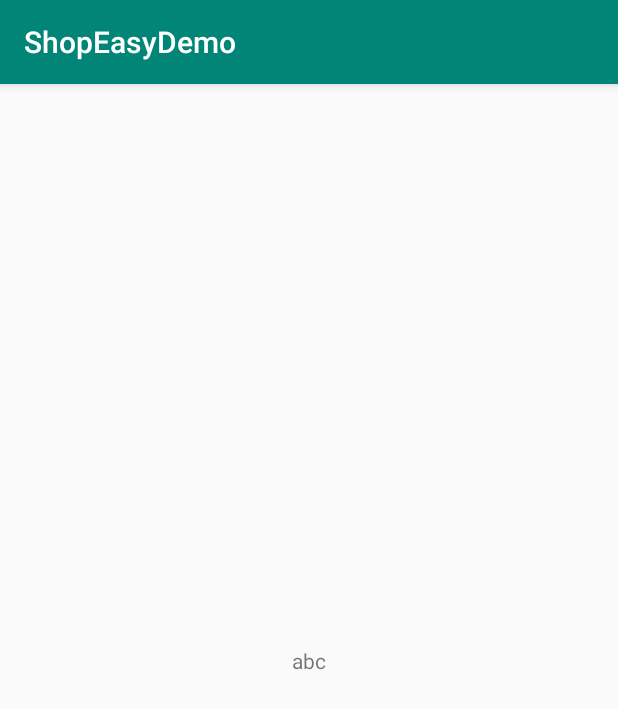
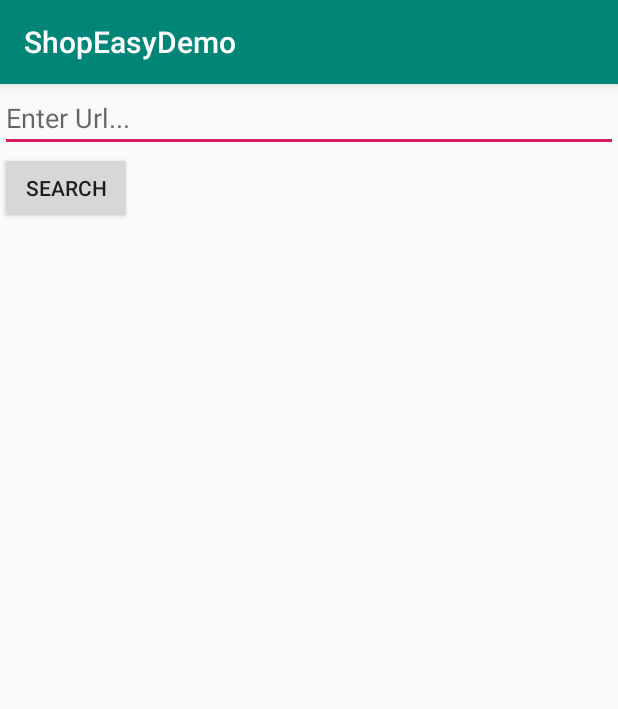
Before and after one commit to ja05178/ShopEasy, an Android app: the screen it shows after launch (MainActivity), on a phone screen of 412 x 824 dp. Shown: the top 709 px of the screen. Run offline under Robolectric (Android 15) with nearby library versions, the phone set to English and light mode, and no system bars.

```diff
--- a/app/src/main/java/com/example/shopeasydemo/MainActivity.java
+++ b/app/src/main/java/com/example/shopeasydemo/MainActivity.java
@@ -1,8 +1,15 @@
 package com.example.shopeasydemo;
 
+import android.graphics.Bitmap;
+import android.graphics.BitmapFactory;
 import android.os.AsyncTask;
 import android.support.v7.app.AppCompatActivity;
 import android.os.Bundle;
+import android.view.View;
+import android.widget.Button;
+import android.widget.EditText;
+import android.widget.ImageView;
+import android.widget.LinearLayout;
 import android.widget.TextView;
 
 import org.jsoup.Jsoup;
@@ -11,9 +18,15 @@ import org.jsoup.nodes.Element;
 import org.jsoup.select.Elements;
 
 import java.io.IOException;
+import java.io.InputStream;
 
 public class MainActivity extends AppCompatActivity {
-    private String text = "abc";
+    private String text;
+    private String [] ingredients;
+    private String url;
+    private Button searchButton;
+    private EditText et;
+    private Bitmap bitmap;
 
     @Override
     protected void onCreate(Bundle savedInstanceState) {
@@ -21,19 +34,39 @@ public class MainActivity extends AppCompatActivity {
         setContentView(R.layout.activity_main);
         //TextView textView = (TextView) findViewById(R.id.textView);
         //textView.setText("onCreate");
-        new getData().execute();
-
+        LinearLayout linearLayout = (LinearLayout) findViewById(R.id.linearLayout);
+        et = (EditText) findViewById(R.id.editText);
+        searchButton = (Button) findViewById(R.id.searchButton);
+        searchButton.setOnClickListener(new View.OnClickListener() {
+            @Override
+            public void onClick(View v) {
+                url = et.getText().toString();
+                text = "";
+                new getData().execute();
+            }
+        });
+        //new getData().execute();
     }
         private class getData extends AsyncTask<Void, Void, Void>{
 
             @Override
             protected Void doInBackground(Void... voids) {
-                String url = "https://www.allrecipes.com/recipe/257938/spicy-thai-basil-chicken-pad-krapow-gai/?internalSource=staff%20pick&referringId=201&referringContentType=Recipe%20Hub";
-
                 try {
                     Document doc = Jsoup.connect(url).get();
-                    Elements ingredient = doc.select("span[class=recipe-ingred_txt added]");
-                    text = ingredient.text();
+                    Elements ingredientElement = doc.select("span[class=recipe-ingred_txt added]");
+                    Element image = doc.select("img.rec-photo").first();
+                    String src = image.attr("src");
+                    InputStream input = new java.net.URL(src).openStream();
+                    bitmap = BitmapFactory.decodeStream(input);
+                    ingredients = new String[ingredientElement.size()];
+                    for(int i =0; i < ingredientElement.size();i++){
+                        //ingredients[i] = ingredientElement.get(i).text();
+                        if(text == null){
+                            text =  ingredientElement.get(i).text();
+                        }else{
+                            text = text +  "\n" +  ingredientElement.get(i).text();
+                        }
+                    }
                 } catch (IOException e) {
                     e.printStackTrace();
                 }
@@ -42,6 +75,8 @@ public class MainActivity extends AppCompatActivity {
             @Override
             protected void onPostExecute(Void result) {
                 TextView textView = (TextView) findViewById(R.id.textView);
+                ImageView imageView = (ImageView) findViewById(R.id.imageView);
+                imageView.setImageBitmap(bitmap);
                 textView.setText(text);
             }
         }
--- a/app/src/main/res/layout/activity_main.xml
+++ b/app/src/main/res/layout/activity_main.xml
@@ -1,18 +1,30 @@
 <?xml version="1.0" encoding="utf-8"?>
-<android.support.constraint.ConstraintLayout xmlns:android="http://schemas.android.com/apk/res/android"
-    xmlns:app="http://schemas.android.com/apk/res-auto"
-    xmlns:tools="http://schemas.android.com/tools"
+<LinearLayout
+    android:id="@+id/linearLayout"
     android:layout_width="match_parent"
     android:layout_height="match_parent"
-    tools:context=".MainActivity">
+    android:orientation="vertical"
+    xmlns:android="http://schemas.android.com/apk/res/android">
 
+
+    <EditText
+        android:id="@+id/editText"
+        android:layout_width="match_parent"
+        android:layout_height="wrap_content"
+        android:hint="Enter Url..."
+        android:inputType="text"/>
+    <Button
+        android:id="@+id/searchButton"
+        android:layout_width="wrap_content"
+        android:layout_height="wrap_content"
+        android:text="Search"/>
+    <ImageView
+        android:id="@+id/imageView"
+        android:layout_width="wrap_content"
+        android:layout_height="wrap_content"
+        android:layout_centerHorizontal="true" />
     <TextView
         android:id="@+id/textView"
         android:layout_width="wrap_content"
-        android:layout_height="wrap_content"
-        app:layout_constraintBottom_toBottomOf="parent"
-        app:layout_constraintLeft_toLeftOf="parent"
-        app:layout_constraintRight_toRightOf="parent"
-        app:layout_constraintTop_toTopOf="parent" />
-
-</android.support.constraint.ConstraintLayout>
+        android:layout_height="wrap_content"/>
+</LinearLayout>
--- a/app/src/main/res/values/strings.xml
+++ b/app/src/main/res/values/strings.xml
@@ -1,3 +1,4 @@
 <resources>
     <string name="app_name">ShopEasyDemo</string>
+    <string name="bulleted_list"></string>
 </resources>
```
